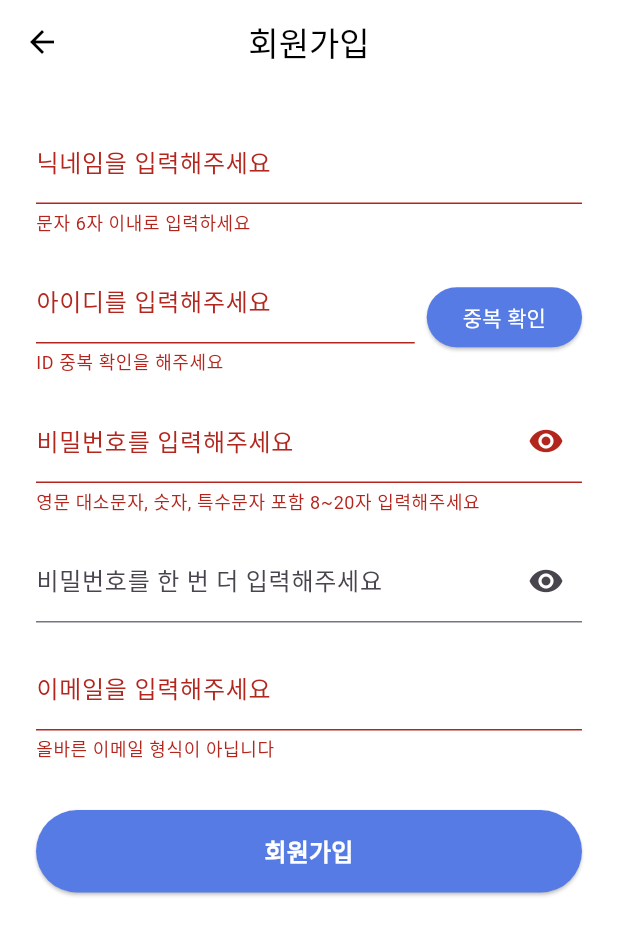
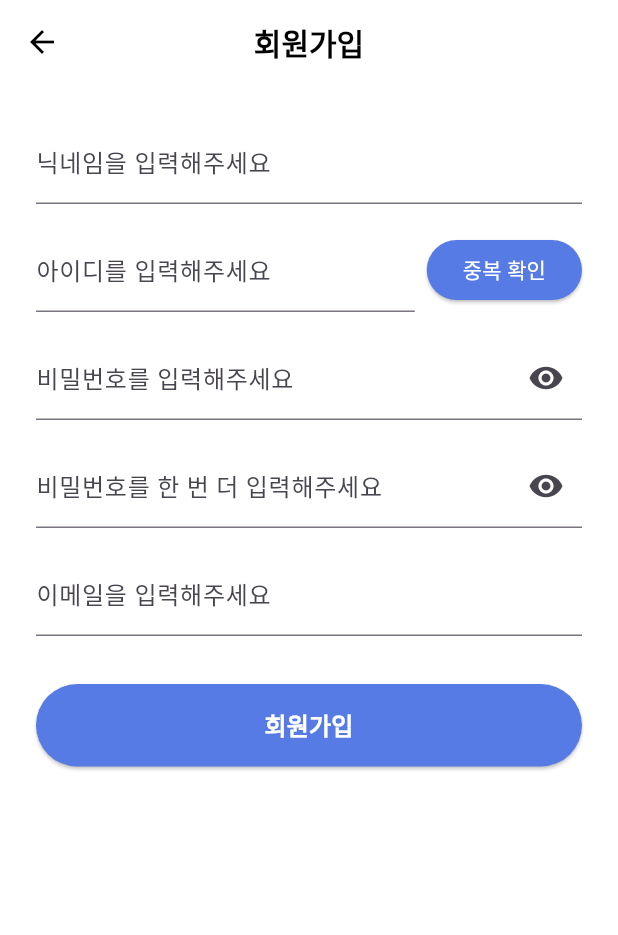
Before and after one commit to dlcodns/scrooge, a Flutter app: the SignupScreen screen opened directly, after a tap on "회원가입", on a phone screen of 412 x 824 dp. Shown: the top 935 px of the screen. Run offline on Flutter 3.47's test engine with Material 3 defaults, Android fonts, the light colour scheme and no system bars; our stand-ins replace flutter_local_notifications, fluttertoast, google_fonts, image_picker, permission_handler, timezone; missing offline and left inert: google_mlkit_text_recognition, image_gallery_saver_plus, photo_manager.

Commit message:
chore: 로그인/회원가입 app바 통일

```diff
--- a/lib/screens/login_screen.dart
+++ b/lib/screens/login_screen.dart
@@ -52,6 +52,7 @@
                      context,
                      MaterialPageRoute(builder: (context) => Group()),
                    );
+                //ui 통일을 위해 잠시 주석 처리 합니다다
                 // if (_idController.text == 'test123' &&
                 //     _pwController.text == 'Test123!') {
                 //   // ⭐ 여기서 group.dart로 이동!
--- a/lib/screens/signup_screen.dart
+++ b/lib/screens/signup_screen.dart
@@ -36,13 +36,22 @@
   Widget build(BuildContext context) {
     return Scaffold(
       backgroundColor: Colors.white,
+
       appBar: AppBar(
-        title: const Text('회원가입', style: TextStyle(color: Colors.black)),
-        centerTitle: true,
         backgroundColor: Colors.white,
         elevation: 0,
-        iconTheme: const IconThemeData(color: Colors.black),
+        centerTitle: true,
+        leading: const BackButton(color: Colors.black),
+        title: Text(
+          '회원가입',
+          style: const TextStyle(
+            color: Colors.black,
+            fontSize: 20,
+            fontWeight: FontWeight.bold,
+          ),
+        ),
       ),
+
       body: SingleChildScrollView(
         padding: const EdgeInsets.all(24.0),
         child: Form(
@@ -169,9 +178,11 @@
                 width: double.infinity,
                 child: ElevatedButton(
                   onPressed: () {
-                    if (_formKey.currentState!.validate()) {
-                      Navigator.pushNamed(context, '/signup_complete');
-                    }
+                    Navigator.pushNamed(context, '/signup_complete');
+                    //ui 통일을 위해 잠시 주석 처리 합니다다
+                    // if (_formKey.currentState!.validate()) {
+                    //   Navigator.pushNamed(context, '/signup_complete');
+                    // }
                   },
                   style: ElevatedButton.styleFrom(
                     backgroundColor: const Color(0xFF577BE5),
```
Also changed, not shown: lib/edit_password.dart (+11 -7 lines).
